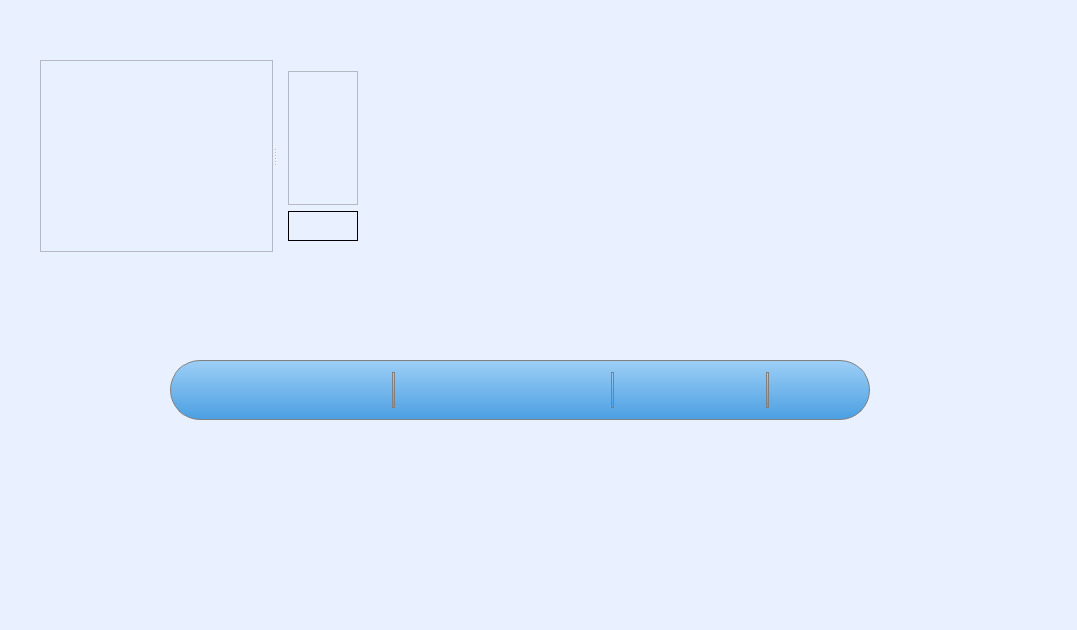
The window that ui/mainwindow.ui (bduminiuc/imageviewver) describes before a commit, drawn with Qt 5.
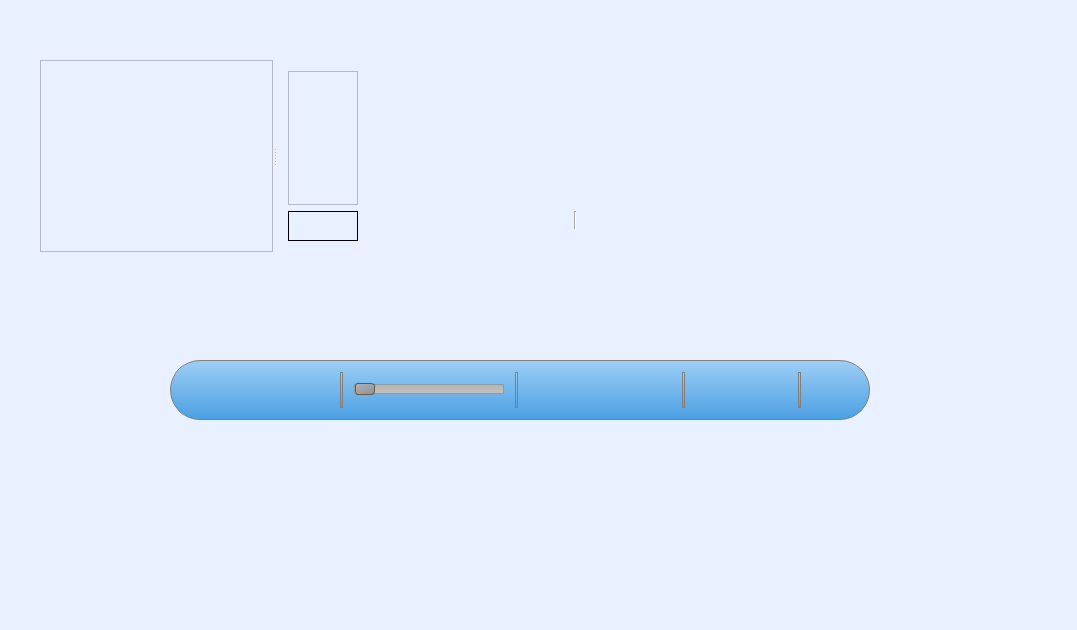
The same window after the commit. Icons and pictures are not drawn.

Commit message: add zoom slider

```diff
--- a/ui/mainwindow.ui
+++ b/ui/mainwindow.ui
@@ -123,6 +123,21 @@
 
 QPushButton:pressed {
 	background-color: qlineargradient(spread:pad, x1:0.5, y1:0, x2:0.5, y2:1, stop:0 rgba(255, 255, 255, 255), stop:1 rgba(230, 230, 230, 255));
+}
+
+QSlider::groove:horizontal {
+    border: 1px solid #999999;
+    height: 8px; /* the groove expands to the size of the slider by default. by giving it a height, it has a fixed size */
+    background: qlineargradient(x1:0, y1:0, x2:0, y2:1, stop:0 #B1B1B1, stop:1 #c4c4c4);
+    margin: 2px 0;
+}
+
+QSlider::handle:horizontal {
+    background: qlineargradient(x1:0, y1:0, x2:1, y2:1, stop:0 #b4b4b4, stop:1 #8f8f8f);
+    border: 1px solid #5c5c5c;
+    width: 18px;
+    margin: -2px 0; /* handle is placed by default on the contents rect of the groove. Expand outside the groove */
+    border-radius: 3px;
 }</string>
     </property>
     <property name="frameShape">
@@ -238,6 +253,51 @@
        </property>
       </widget>
      </item>
+     <item>
+      <widget class="QSlider" name="horizontalSlider">
+       <property name="minimumSize">
+        <size>
+         <width>0</width>
+         <height>25</height>
+        </size>
+       </property>
+       <property name="maximumSize">
+        <size>
+         <width>150</width>
+         <height>16777215</height>
+        </size>
+       </property>
+       <property name="styleSheet">
+        <string notr="true">background-color: transparent;
+color: red;</string>
+       </property>
+       <property name="minimum">
+        <number>0</number>
+       </property>
+       <property name="maximum">
+        <number>5</number>
+       </property>
+       <property name="orientation">
+        <enum>Qt::Horizontal</enum>
+       </property>
+       <property name="tickPosition">
+        <enum>QSlider::NoTicks</enum>
+       </property>
+       <property name="tickInterval">
+        <number>1</number>
+       </property>
+      </widget>
+     </item>
+     <item>
+      <widget class="Line" name="line_7">
+       <property name="styleSheet">
+        <string notr="true"/>
+       </property>
+       <property name="orientation">
+        <enum>Qt::Vertical</enum>
+       </property>
+      </widget>
+     </item>
      <item>
       <widget class="QPushButton" name="pushButtonPrevious">
        <property name="minimumSize">
@@ -452,6 +512,41 @@
      </item>
     </layout>
    </widget>
+   <widget class="QWidget" name="widget_2" native="true">
+    <property name="geometry">
+     <rect>
+      <x>460</x>
+      <y>200</y>
+      <width>230</width>
+      <height>40</height>
+     </rect>
+    </property>
+    <property name="styleSheet">
+     <string notr="true">background: transparent;</string>
+    </property>
+    <layout class="QGridLayout" name="gridLayout">
+     <property name="sizeConstraint">
+      <enum>QLayout::SetNoConstraint</enum>
+     </property>
+     <item row="0" column="0">
+      <widget class="Line" name="line_6">
+       <property name="minimumSize">
+        <size>
+         <width>0</width>
+         <height>5</height>
+        </size>
+       </property>
+       <property name="styleSheet">
+        <string notr="true">margin-left: 1px;
+background: white;</string>
+       </property>
+       <property name="orientation">
+        <enum>Qt::Vertical</enum>
+       </property>
+      </widget>
+     </item>
+    </layout>
+   </widget>
   </widget>
   <widget class="QStatusBar" name="statusBar"/>
  </widget>
```
